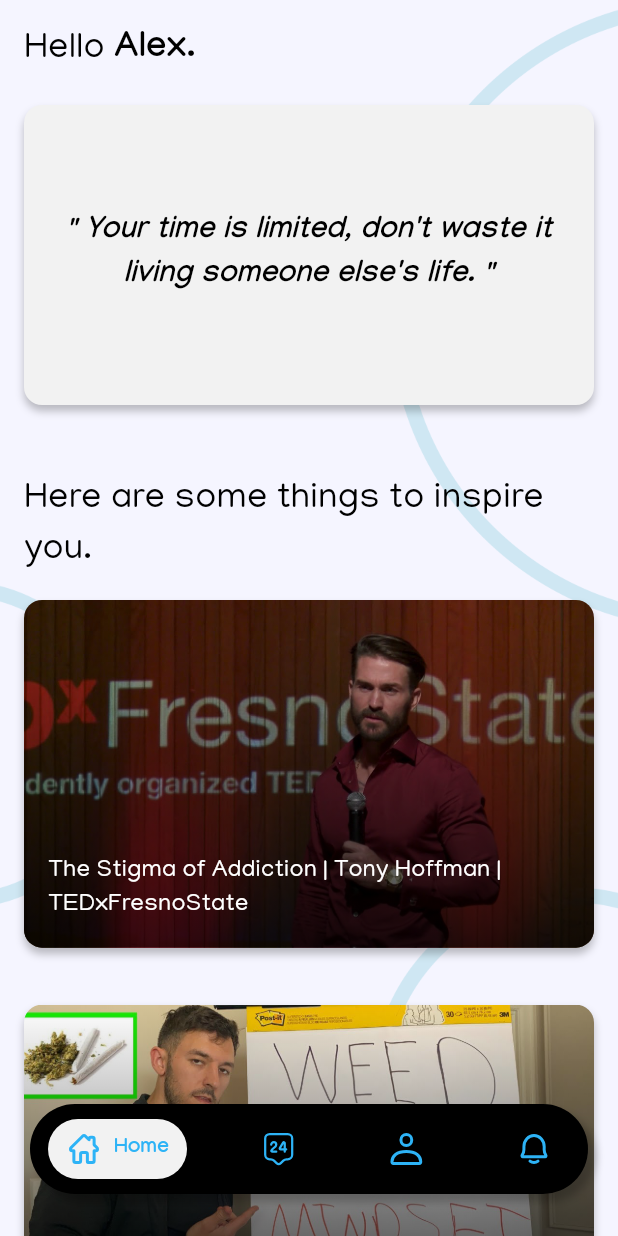
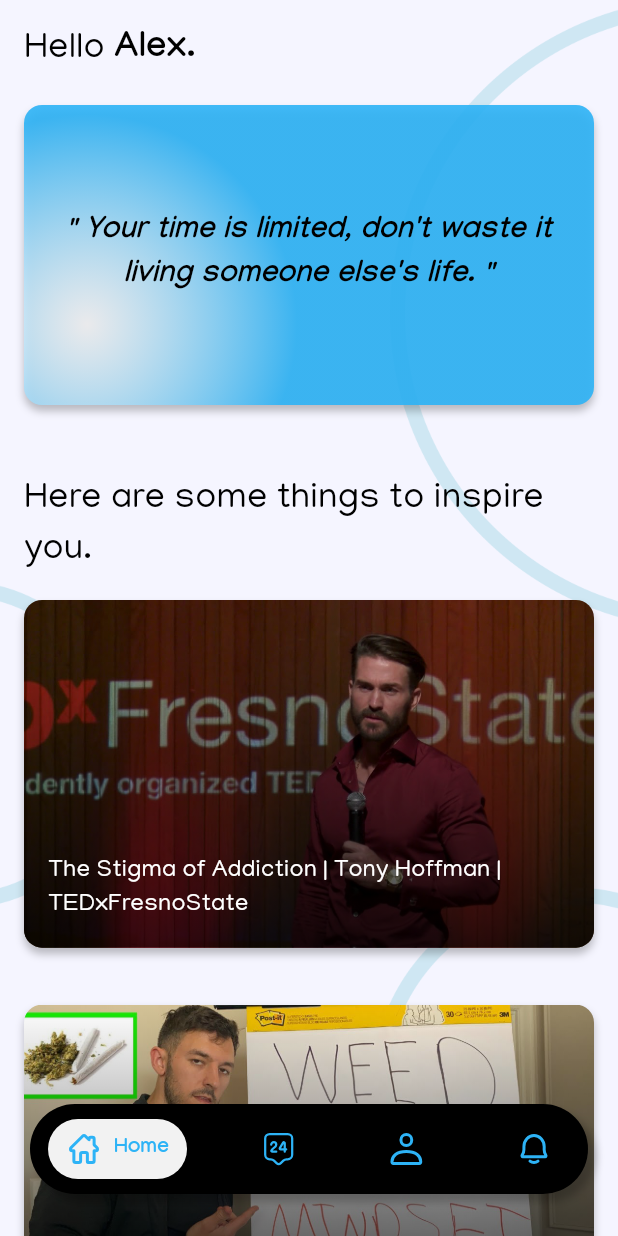
Before and after one commit to adwaidhp/de_talks, a Flutter app: the screen it shows after launch, on a phone screen of 412 x 824 dp. Run offline on Flutter 3.47's test engine with Material 3 defaults, Android fonts, the phone set to English and light mode, and no system bars; drawn by our look-alikes of google_nav_bar; our stand-ins replace flutter_dotenv, flutter_svg.

Commit message:
randomness

```diff
--- a/lib/pages/home_screen.dart
+++ b/lib/pages/home_screen.dart
@@ -1,6 +1,6 @@
 import 'package:de_talks/text_styles.dart';
 import 'package:flutter/material.dart';
-import 'dart:math';
+import 'dart:math' show Random, pi;
 import 'package:de_talks/colors.dart';
 import 'package:url_launcher/url_launcher.dart';
 
@@ -27,6 +27,7 @@ class _HomePageState extends State<HomePage> {
   late String currentQuote;
   final String username = "Alex";
   late List<VideoItem> currentVideos;
+  final Random _random = Random();
 
   static const List<String> quotes = [
     "Stronger than yesterday, braver than ever.",
@@ -249,7 +250,16 @@ class _HomePageState extends State<HomePage> {
                         width: double.infinity,
                         padding: const EdgeInsets.all(16),
                         decoration: BoxDecoration(
-                          color: AppColors.grey,
+                          gradient: RadialGradient(
+                            center: Alignment(_random.nextDouble() * 2 - 1,
+                                _random.nextDouble() * 2 - 1),
+                            radius: 1.0,
+                            colors: [
+                              AppColors.white.withOpacity(0.7),
+                              AppColors.darkBlueContrast.withOpacity(0.9),
+                            ],
+                            stops: [0.0, 0.7],
+                          ),
                           borderRadius: BorderRadius.circular(12),
                           boxShadow: const [
                             BoxShadow(
```
